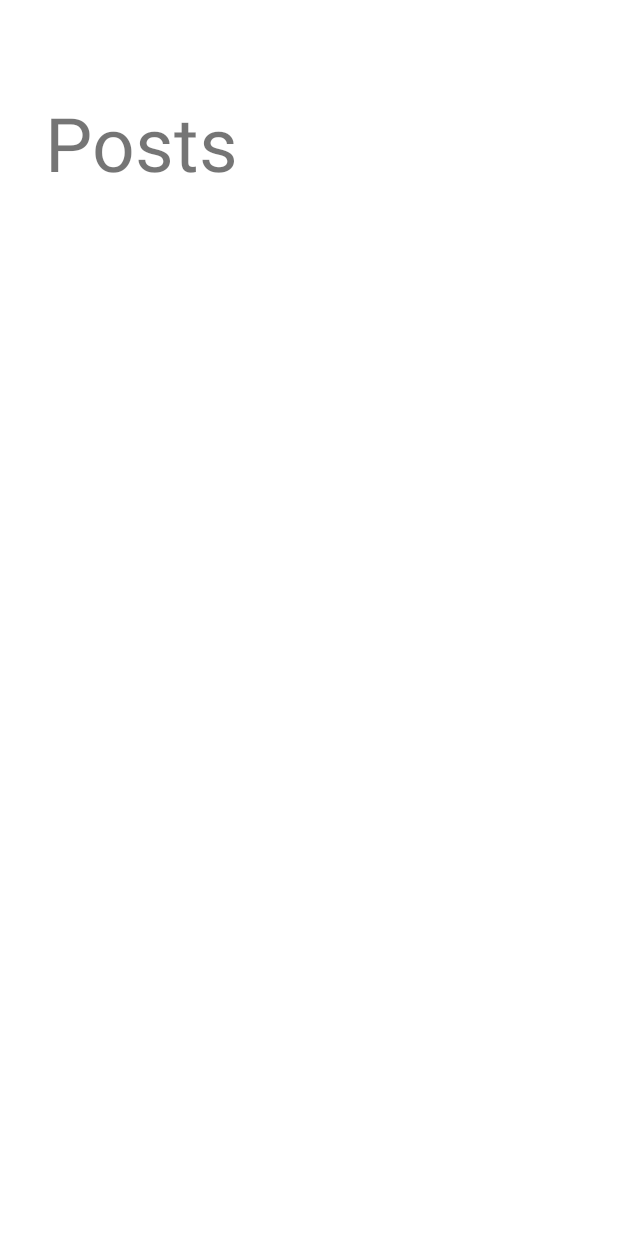
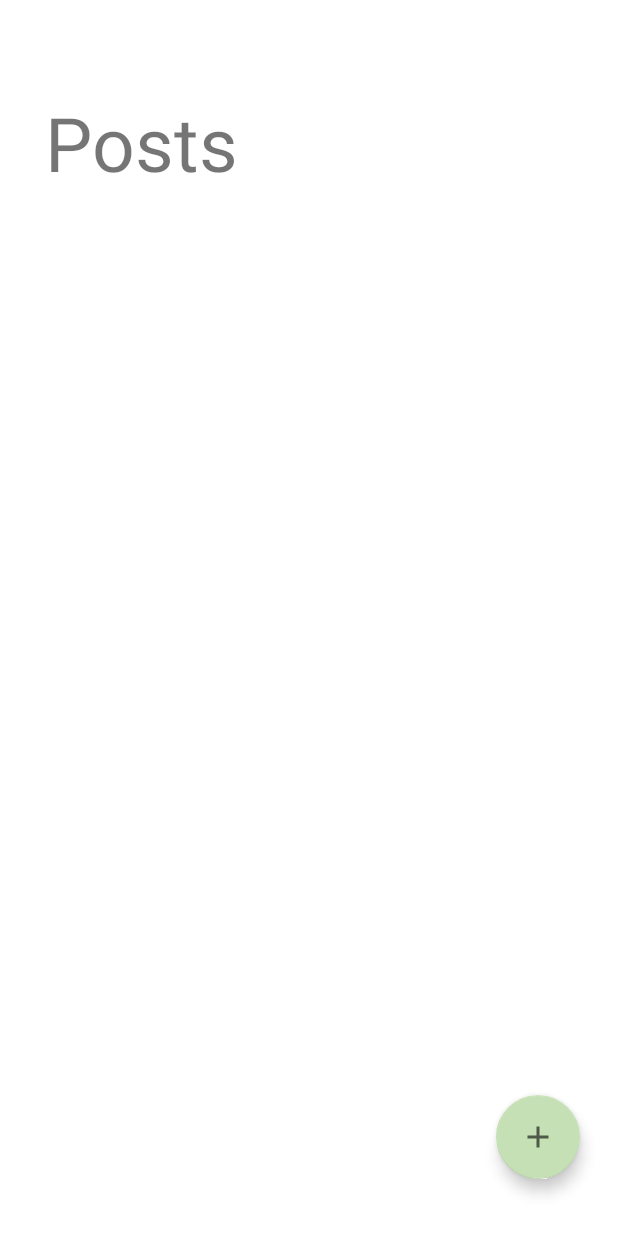
Before and after one commit to julianne03/Dongji, an Android app: the layout activity_post.xml on its own in the app's theme, with its tools: preview values and no code run, on a phone screen of 412 x 824 dp. Run offline under Robolectric (Android 15) with nearby library versions, the phone set to English and light mode, and no system bars; Roboto replaces fonts that are not available here.

Commit message:
Post 화면에서 button 클릭시 New Post 화면으로 이동

```diff
--- a/app/src/main/res/layout/activity_new_post.xml
+++ b/app/src/main/res/layout/activity_new_post.xml
@@ -53,8 +53,8 @@
 
         <EditText
             android:id="@+id/editTextTextPersonName"
-            android:layout_width="340dp"
-            android:layout_height="275dp"
+            android:layout_width="353dp"
+            android:layout_height="250dp"
             android:layout_alignParentStart="true"
             android:layout_alignParentLeft="true"
             android:layout_alignParentTop="true"
@@ -105,5 +105,6 @@
             android:ems="10"
             android:hint="글 제목"
             android:inputType="textPersonName" />
+
     </RelativeLayout>
 </androidx.constraintlayout.widget.ConstraintLayout>
--- a/app/src/main/res/layout/activity_post.xml
+++ b/app/src/main/res/layout/activity_post.xml
@@ -24,5 +24,19 @@
             android:text="Posts"
             android:textSize="50sp" />
 
+        <com.google.android.material.floatingactionbutton.FloatingActionButton
+            android:id="@+id/goNewPost_btn"
+            android:layout_width="wrap_content"
+            android:layout_height="wrap_content"
+            android:layout_alignParentEnd="true"
+            android:layout_alignParentRight="true"
+            android:layout_alignParentBottom="true"
+            android:layout_marginEnd="25dp"
+            android:layout_marginRight="25dp"
+            android:layout_marginBottom="38dp"
+            android:clickable="true"
+            app:backgroundTint="#c5e0b4 "
+            app:srcCompat="@drawable/ic_baseline_add_24" />
+
     </RelativeLayout>
 </androidx.constraintlayout.widget.ConstraintLayout>
```
Also changed, not shown: app/src/main/AndroidManifest.xml (+6 -4 lines), app/src/main/java/kr/hs/emirim/s2019w28/dongji/PostActivity.java (+22 -1 lines).
